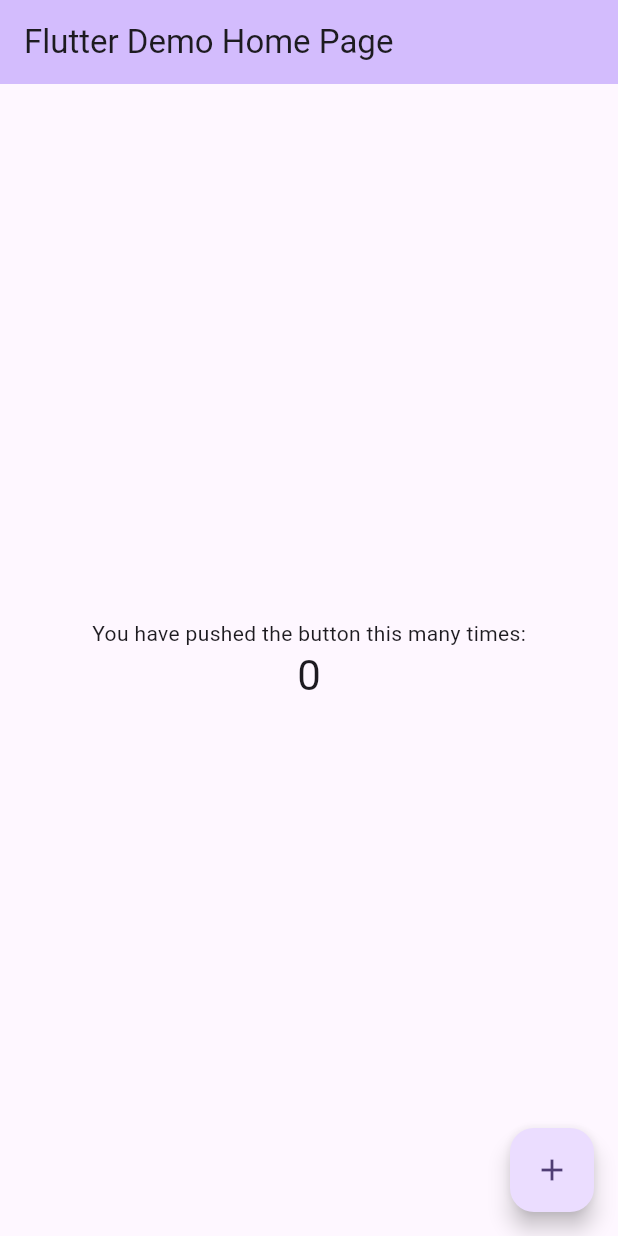
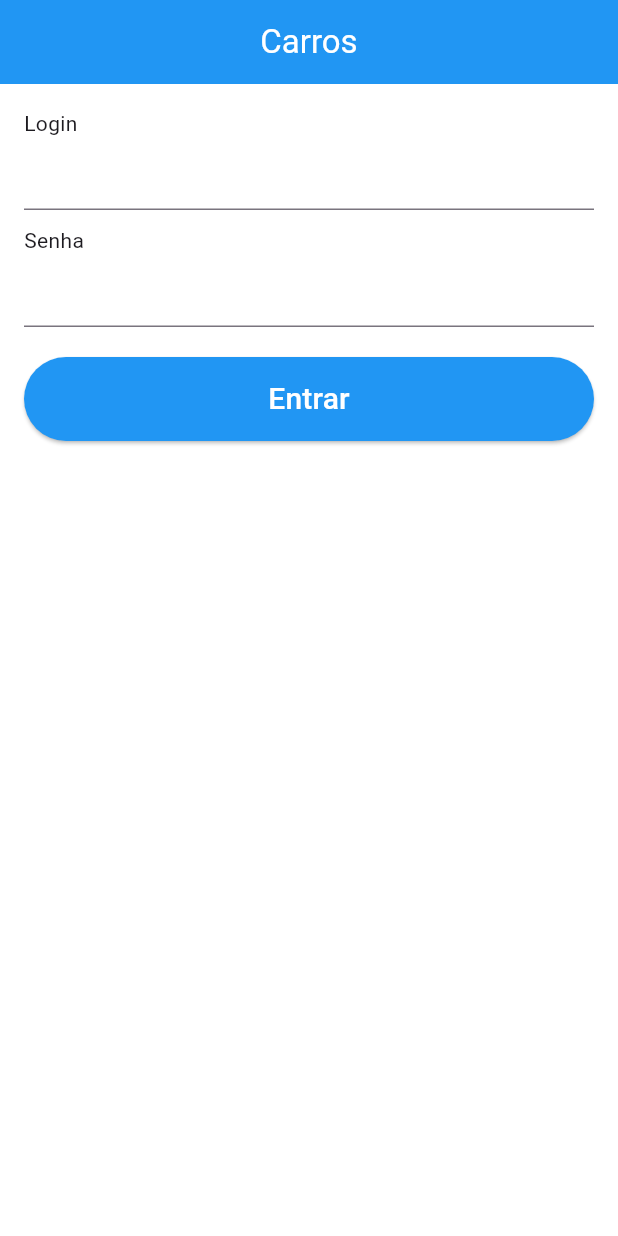
Before and after one commit to Fabio-jr-SM/carros, a Flutter app: the screen it shows after launch, on a phone screen of 412 x 824 dp. Run offline on Flutter 3.47's test engine with Material 3 defaults, Android fonts, the phone set to English and light mode, and no system bars.

Commit message:
login page

```diff
--- a/carros/lib/main.dart
+++ b/carros/lib/main.dart
@@ -1,4 +1,5 @@
 import 'package:flutter/material.dart';
+import 'pages/login_page.dart';
 
 void main() {
   runApp(const MyApp());
@@ -7,119 +8,18 @@
 class MyApp extends StatelessWidget {
   const MyApp({super.key});
 
-  // This widget is the root of your application.
   @override
   Widget build(BuildContext context) {
     return MaterialApp(
       title: 'Flutter Demo',
+      debugShowCheckedModeBanner: false,
       theme: ThemeData(
-        // This is the theme of your application.
-        //
-        // TRY THIS: Try running your application with "flutter run". You'll see
-        // the application has a purple toolbar. Then, without quitting the app,
-        // try changing the seedColor in the colorScheme below to Colors.green
-        // and then invoke "hot reload" (save your changes or press the "hot
-        // reload" button in a Flutter-supported IDE, or press "r" if you used
-        // the command line to start the app).
-        //
-        // Notice that the counter didn't reset back to zero; the application
-        // state is not lost during the reload. To reset the state, use hot
-        // restart instead.
-        //
-        // This works for code too, not just values: Most code changes can be
-        // tested with just a hot reload.
-        colorScheme: ColorScheme.fromSeed(seedColor: Colors.deepPurple),
-        useMaterial3: true,
+        primarySwatch: Colors.blue,
+        brightness: Brightness.light,
+        scaffoldBackgroundColor: Colors.white,
       ),
-      home: const MyHomePage(title: 'Flutter Demo Home Page'),
+      // ignore: prefer_const_constructors
+      home: LoginPage(),
     );
   }
 }
-
-class MyHomePage extends StatefulWidget {
-  const MyHomePage({super.key, required this.title});
-
-  // This widget is the home page of your application. It is stateful, meaning
-  // that it has a State object (defined below) that contains fields that affect
-  // how it looks.
-
-  // This class is the configuration for the state. It holds the values (in this
-  // case the title) provided by the parent (in this case the App widget) and
-  // used by the build method of the State. Fields in a Widget subclass are
-  // always marked "final".
-
-  final String title;
-
-  @override
-  State<MyHomePage> createState() => _MyHomePageState();
-}
-
-class _MyHomePageState extends State<MyHomePage> {
-  int _counter = 0;
-
-  void _incrementCounter() {
-    setState(() {
-      // This call to setState tells the Flutter framework that something has
-      // changed in this State, which causes it to rerun the build method below
-      // so that the display can reflect the updated values. If we changed
-      // _counter without calling setState(), then the build method would not be
-      // called again, and so nothing would appear to happen.
-      _counter++;
-    });
-  }
-
-  @override
-  Widget build(BuildContext context) {
-    // This method is rerun every time setState is called, for instance as done
-    // by the _incrementCounter method above.
-    //
-    // The Flutter framework has been optimized to make rerunning build methods
-    // fast, so that you can just rebuild anything that needs updating rather
-    // than having to individually change instances of widgets.
-    return Scaffold(
-      appBar: AppBar(
-        // TRY THIS: Try changing the color here to a specific color (to
-        // Colors.amber, perhaps?) and trigger a hot reload to see the AppBar
-        // change color while the other colors stay the same.
-        backgroundColor: Theme.of(context).colorScheme.inversePrimary,
-        // Here we take the value from the MyHomePage object that was created by
-        // the App.build method, and use it to set our appbar title.
-        title: Text(widget.title),
-      ),
-      body: Center(
-        // Center is a layout widget. It takes a single child and positions it
-        // in the middle of the parent.
-        child: Column(
-          // Column is also a layout widget. It takes a list of children and
-          // arranges them vertically. By default, it sizes itself to fit its
-          // children horizontally, and tries to be as tall as its parent.
-          //
-          // Column has various properties to control how it sizes itself and
-          // how it positions its children. Here we use mainAxisAlignment to
-          // center the children vertically; the main axis here is the vertical
-          // axis because Columns are vertical (the cross axis would be
-          // horizontal).
-          //
-          // TRY THIS: Invoke "debug painting" (choose the "Toggle Debug Paint"
-          // action in the IDE, or press "p" in the console), to see the
-          // wireframe for each widget.
-          mainAxisAlignment: MainAxisAlignment.center,
-          children: <Widget>[
-            const Text(
-              'You have pushed the button this many times:',
-            ),
-            Text(
-              '$_counter',
-              style: Theme.of(context).textTheme.headlineMedium,
-            ),
-          ],
-        ),
-      ),
-      floatingActionButton: FloatingActionButton(
-        onPressed: _incrementCounter,
-        tooltip: 'Increment',
-        child: const Icon(Icons.add),
-      ), // This trailing comma makes auto-formatting nicer for build methods.
-    );
-  }
-}
--- /dev/null
+++ b/carros/lib/pages/login_page.dart
@@ -0,0 +1,56 @@
+import 'package:flutter/material.dart';
+
+class LoginPage extends StatelessWidget {
+  const LoginPage({super.key});
+
+  @override
+  Widget build(BuildContext context) {
+    return Scaffold(
+      appBar: AppBar(
+        title: const Text("Carros"),
+        centerTitle: true,
+        backgroundColor: Colors.blue,
+        foregroundColor: Colors.white,
+      ),
+      body: _body(),
+    );
+  }
+}
+
+_body() {
+  return Container(
+    padding: const EdgeInsets.all(16),
+    child: ListView(
+      children: <Widget>[
+        const Text("Login"),
+        TextFormField(),
+        const SizedBox(
+          height: 10,
+        ),
+        const Text("Senha"),
+        TextFormField(
+          obscureText: true,
+        ),
+        const SizedBox(
+          height: 20,
+        ),
+        SizedBox(
+          height: 56,
+          child: ElevatedButton(
+            onPressed: () {},
+            style: ElevatedButton.styleFrom(
+              backgroundColor: Colors.blue,
+              foregroundColor: Colors.white,
+            ),
+            child: const Text(
+              "Entrar",
+              style: TextStyle(
+                fontSize: 20,
+              ),
+            ),
+          ),
+        ),
+      ],
+    ),
+  );
+}
```
